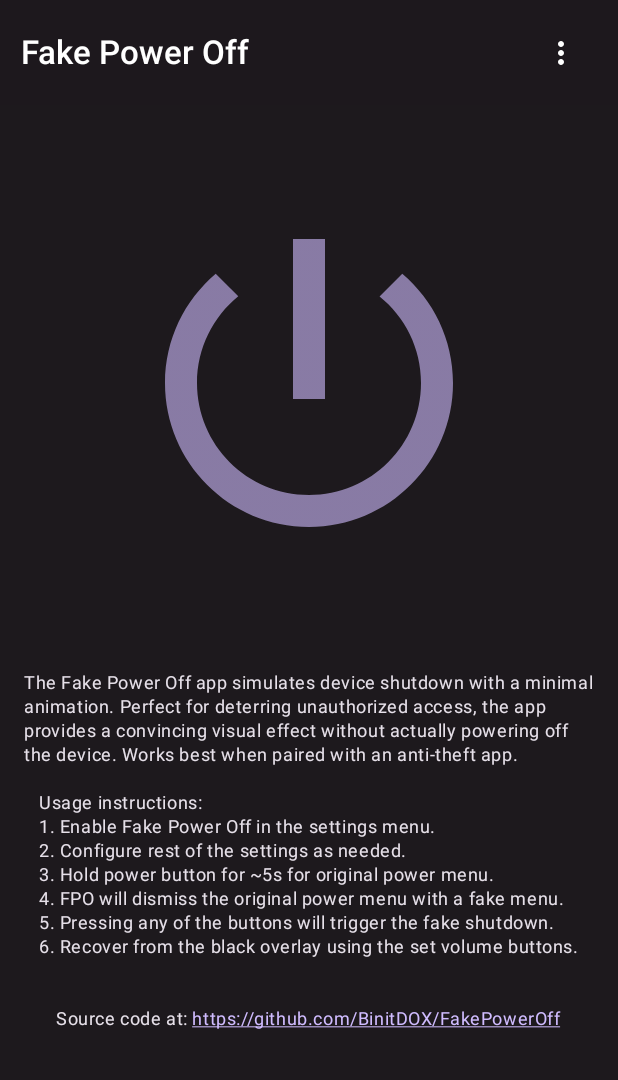
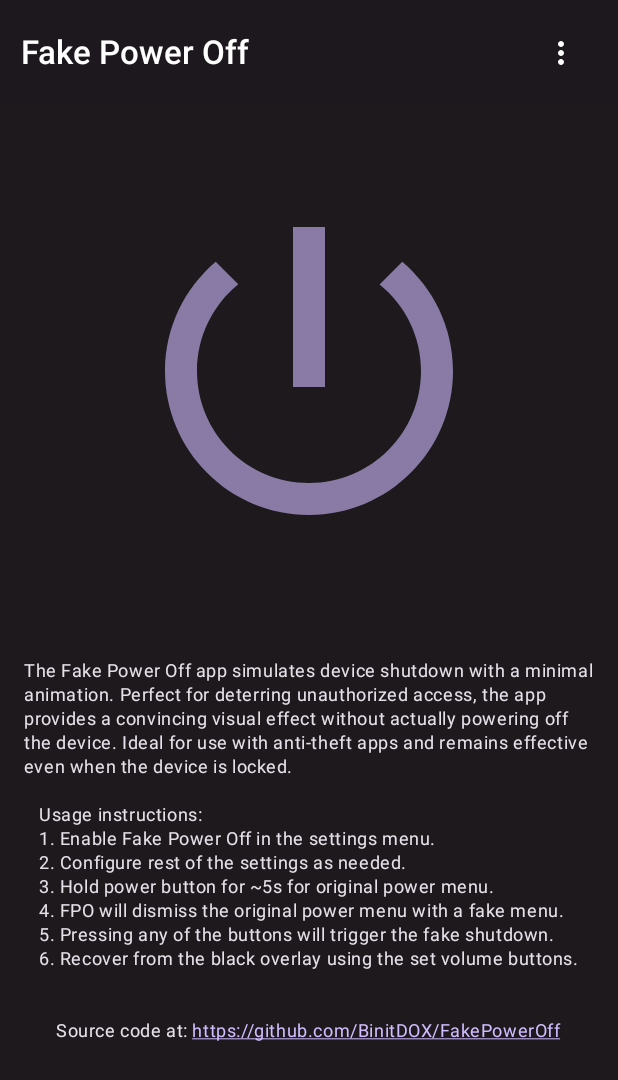
Before and after one commit to BinitDOX/FakePowerOff, an Android app built with Jetpack Compose: the screen it shows after launch (MainActivity), on a phone screen of 412 x 824 dp. Shown: the top 1080 px of the screen. Run offline under Robolectric (Android 15) with nearby library versions, the phone set to English and light mode, and no system bars; our stand-ins replace Dagger/Hilt's generated code, Timber, accompanist.

Commit message:
About edit

```diff
--- a/app/src/main/res/values/strings.xml
+++ b/app/src/main/res/values/strings.xml
@@ -38,5 +38,5 @@
         \n6. Recover from the black overlay using the set volume buttons.</string>
     <string name="text_about">The Fake Power Off app simulates device shutdown with a minimal animation.
         Perfect for deterring unauthorized access, the app provides a convincing visual effect without actually powering off the device.
-        Works best when paired with an anti-theft app.</string>
+        Ideal for use with anti-theft apps and remains effective even when the device is locked.</string>
 </resources>
```
